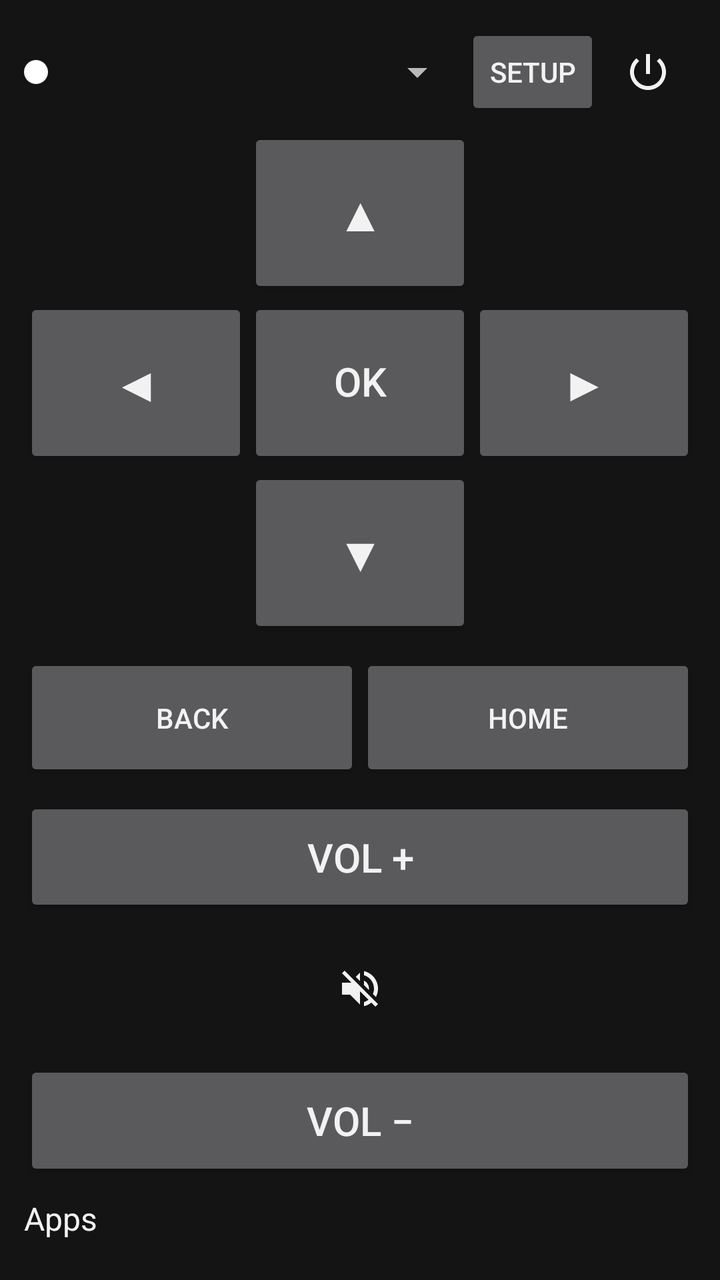
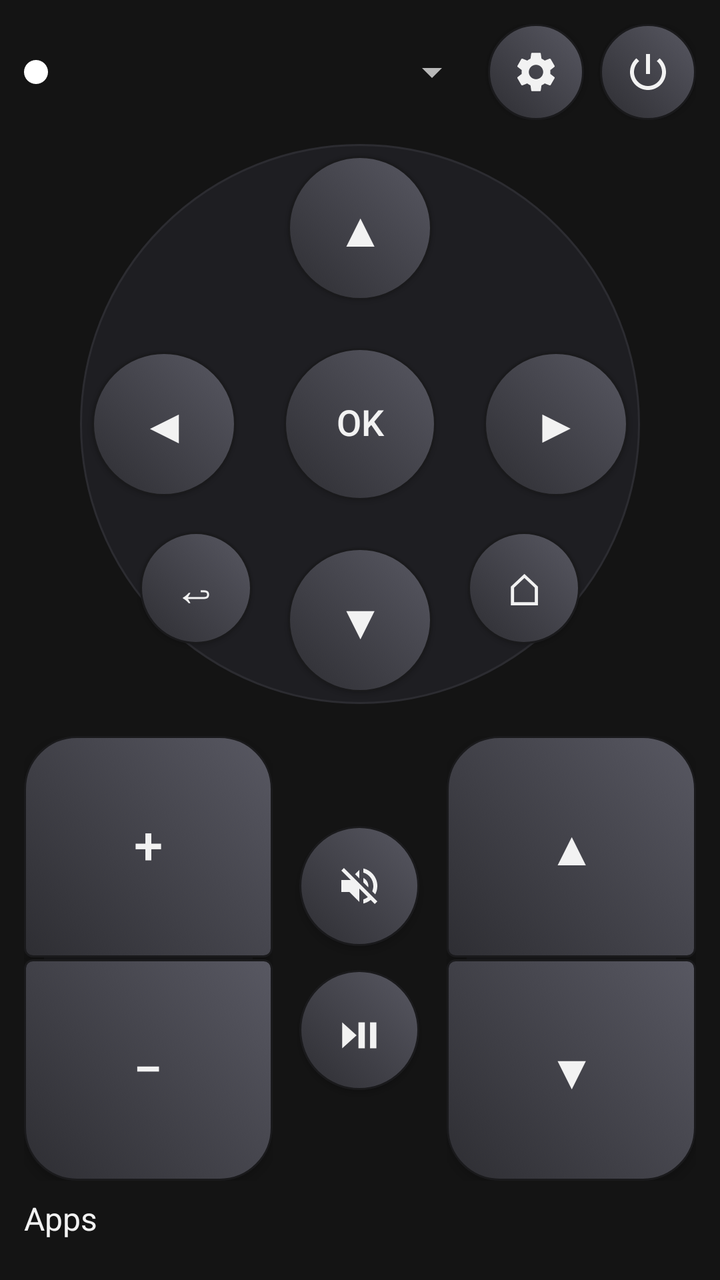

The first picture is an Android layout as it rendered before a commit; the second is the same layout after the commit. The layout source and the unified diff follow.
<!-- AndroidManifest.xml: application theme Theme.GrafRemote -->
<!-- res/layout/activity_main.xml -->
<?xml version="1.0" encoding="utf-8"?>
<LinearLayout xmlns:android="http://schemas.android.com/apk/res/android"
    android:layout_width="match_parent"
    android:layout_height="match_parent"
    android:orientation="vertical"
    android:padding="12dp">

    
    <LinearLayout
        android:layout_width="match_parent"
        android:layout_height="wrap_content"
        android:gravity="center_vertical"
        android:orientation="horizontal">

        <View
            android:id="@+id/statusDot"
            android:layout_width="12dp"
            android:layout_height="12dp"
            android:layout_marginEnd="8dp"
            android:background="@drawable/status_dot"
            android:contentDescription="Connection status" />

        <Spinner
            android:id="@+id/tvSpinner"
            android:layout_width="0dp"
            android:layout_height="wrap_content"
            android:layout_weight="1" />

        <Button
            android:id="@+id/btnSettings"
            android:layout_width="wrap_content"
            android:layout_height="wrap_content"
            android:minWidth="56dp"
            android:text="Setup" />

        <ImageButton
            android:id="@+id/btnPower"
            android:layout_width="48dp"
            android:layout_height="48dp"
            android:background="?android:attr/selectableItemBackgroundBorderless"
            android:contentDescription="Power"
            android:src="@drawable/ic_power" />
    </LinearLayout>

    
    <TextView
        android:id="@+id/statusText"
        android:layout_width="match_parent"
        android:layout_height="wrap_content"
        android:paddingTop="4dp"
        android:paddingBottom="4dp"
        android:textSize="14sp"
        android:visibility="gone" />

    
    <GridLayout
        android:layout_width="match_parent"
        android:layout_height="0dp"
        android:layout_weight="4"
        android:layout_marginTop="4dp"
        android:columnCount="3"
        android:rowCount="3">

        <Space
            android:layout_width="0dp"
            android:layout_height="0dp"
            android:layout_columnWeight="1"
            android:layout_gravity="fill"
            android:layout_rowWeight="1" />

        <Button
            android:id="@+id/btnUp"
            android:layout_width="0dp"
            android:layout_height="0dp"
            android:layout_columnWeight="1"
            android:layout_gravity="fill"
            android:layout_rowWeight="1"
            android:gravity="center"
            android:includeFontPadding="false"
            android:minWidth="0dp"
            android:minHeight="0dp"
            android:text="▲"
            android:textSize="24sp" />

        <Space
            android:layout_width="0dp"
            android:layout_height="0dp"
            android:layout_columnWeight="1"
            android:layout_gravity="fill"
            android:layout_rowWeight="1" />

        <Button
            android:id="@+id/btnLeft"
            android:layout_width="0dp"
            android:layout_height="0dp"
            android:layout_columnWeight="1"
            android:layout_gravity="fill"
            android:layout_rowWeight="1"
            android:gravity="center"
            android:includeFontPadding="false"
            android:minWidth="0dp"
            android:minHeight="0dp"
            android:text="◀"
            android:textSize="24sp" />

        <Button
            android:id="@+id/btnOk"
            android:layout_width="0dp"
            android:layout_height="0dp"
            android:layout_columnWeight="1"
            android:layout_gravity="fill"
            android:layout_rowWeight="1"
            android:gravity="center"
            android:includeFontPadding="false"
            android:minWidth="0dp"
            android:minHeight="0dp"
            android:text="OK"
            android:textSize="20sp" />

        <Button
            android:id="@+id/btnRight"
            android:layout_width="0dp"
            android:layout_height="0dp"
            android:layout_columnWeight="1"
            android:layout_gravity="fill"
            android:layout_rowWeight="1"
            android:gravity="center"
            android:includeFontPadding="false"
            android:minWidth="0dp"
            android:minHeight="0dp"
            android:text="▶"
            android:textSize="24sp" />

        <Space
            android:layout_width="0dp"
            android:layout_height="0dp"
            android:layout_columnWeight="1"
            android:layout_gravity="fill"
            android:layout_rowWeight="1" />

        <Button
            android:id="@+id/btnDown"
            android:layout_width="0dp"
            android:layout_height="0dp"
            android:layout_columnWeight="1"
            android:layout_gravity="fill"
            android:layout_rowWeight="1"
            android:gravity="center"
            android:includeFontPadding="false"
            android:minWidth="0dp"
            android:minHeight="0dp"
            android:text="▼"
            android:textSize="24sp" />

        <Space
            android:layout_width="0dp"
            android:layout_height="0dp"
            android:layout_columnWeight="1"
            android:layout_gravity="fill"
            android:layout_rowWeight="1" />
    </GridLayout>

    
    <GridLayout
        android:layout_width="match_parent"
        android:layout_height="0dp"
        android:layout_weight="1"
        android:layout_marginTop="8dp"
        android:columnCount="2"
        android:rowCount="1">

        <Button
            android:id="@+id/btnBack"
            android:layout_width="0dp"
            android:layout_height="0dp"
            android:layout_columnWeight="1"
            android:layout_gravity="fill"
            android:layout_rowWeight="1"
            android:gravity="center"
            android:minWidth="0dp"
            android:minHeight="0dp"
            android:text="Back" />

        <Button
            android:id="@+id/btnHome"
            android:layout_width="0dp"
            android:layout_height="0dp"
            android:layout_columnWeight="1"
            android:layout_gravity="fill"
            android:layout_rowWeight="1"
            android:gravity="center"
            android:minWidth="0dp"
            android:minHeight="0dp"
            android:text="Home" />
    </GridLayout>

    
    <LinearLayout
        android:layout_width="match_parent"
        android:layout_height="0dp"
        android:layout_weight="3"
        android:layout_marginTop="8dp"
        android:orientation="vertical">

        <Button
            android:id="@+id/btnVolUp"
            android:layout_width="match_parent"
            android:layout_height="0dp"
            android:layout_weight="1"
            android:gravity="center"
            android:minHeight="0dp"
            android:text="VOL +"
            android:textSize="20sp" />

        <ImageButton
            android:id="@+id/btnMute"
            android:layout_width="match_parent"
            android:layout_height="0dp"
            android:layout_weight="1"
            android:layout_marginTop="6dp"
            android:layout_marginBottom="6dp"
            android:background="?android:attr/selectableItemBackground"
            android:contentDescription="Mute"
            android:scaleType="center"
            android:src="@drawable/ic_mute" />

        <Button
            android:id="@+id/btnVolDown"
            android:layout_width="match_parent"
            android:layout_height="0dp"
            android:layout_weight="1"
            android:gravity="center"
            android:minHeight="0dp"
            android:text="VOL −"
            android:textSize="20sp" />
    </LinearLayout>

    
    <TextView
        android:layout_width="match_parent"
        android:layout_height="wrap_content"
        android:layout_marginTop="8dp"
        android:text="Apps"
        android:textSize="16sp" />

    <HorizontalScrollView
        android:layout_width="match_parent"
        android:layout_height="wrap_content">

        <LinearLayout
            android:id="@+id/appsRow"
            android:layout_width="wrap_content"
            android:layout_height="wrap_content"
            android:orientation="horizontal"
            android:paddingTop="4dp"
            android:paddingBottom="4dp" />
    </HorizontalScrollView>
</LinearLayout>
<!-- resources referenced by this layout -->
<resources>
  <!-- unchanged entries left out for length: 4 -->
</resources>

<!-- the commit's change to res/layout/activity_main.xml (unified diff, before → after) -->
@@ -26,173 +26,158 @@
             android:layout_height="wrap_content"
             android:layout_weight="1" />
 
-        <Button
+        <ImageButton
             android:id="@+id/btnSettings"
-            android:layout_width="wrap_content"
-            android:layout_height="wrap_content"
-            android:minWidth="56dp"
-            android:text="Setup" />
+            android:layout_width="48dp"
+            android:layout_height="48dp"
+            android:layout_marginStart="4dp"
+            android:background="@drawable/btn_circle_selector"
+            android:contentDescription="Setup"
+            android:elevation="3dp"
+            android:scaleType="center"
+            android:src="@drawable/ic_settings" />
 
         <ImageButton
             android:id="@+id/btnPower"
             android:layout_width="48dp"
             android:layout_height="48dp"
-            android:background="?android:attr/selectableItemBackgroundBorderless"
+            android:layout_marginStart="8dp"
+            android:background="@drawable/btn_circle_selector"
             android:contentDescription="Power"
+            android:elevation="3dp"
+            android:scaleType="center"
             android:src="@drawable/ic_power" />
     </LinearLayout>
 
     
-    <TextView
-        android:id="@+id/statusText"
-        android:layout_width="match_parent"
-        android:layout_height="wrap_content"
-        android:paddingTop="4dp"
-        android:paddingBottom="4dp"
-        android:textSize="14sp"
-        android:visibility="gone" />
-
-    
-    <GridLayout
+    <LinearLayout
         android:layout_width="match_parent"
         android:layout_height="0dp"
         android:layout_weight="4"
         android:layout_marginTop="4dp"
-        android:columnCount="3"
-        android:rowCount="3">
-
-        <Space
-            android:layout_width="0dp"
-            android:layout_height="0dp"
-            android:layout_columnWeight="1"
-            android:layout_gravity="fill"
-            android:layout_rowWeight="1" />
-
-        <Button
-            android:id="@+id/btnUp"
-            android:layout_width="0dp"
-            android:layout_height="0dp"
-            android:layout_columnWeight="1"
-            android:layout_gravity="fill"
-            android:layout_rowWeight="1"
-            android:gravity="center"
-            android:includeFontPadding="false"
-            android:minWidth="0dp"
-            android:minHeight="0dp"
-            android:text="▲"
-            android:textSize="24sp" />
-
-        <Space
-            android:layout_width="0dp"
-            android:layout_height="0dp"
-            android:layout_columnWeight="1"
-            android:layout_gravity="fill"
-            android:layout_rowWeight="1" />
-
-        <Button
-            android:id="@+id/btnLeft"
-            android:layout_width="0dp"
-            android:layout_height="0dp"
-            android:layout_columnWeight="1"
-            android:layout_gravity="fill"
-            android:layout_rowWeight="1"
-            android:gravity="center"
-            android:includeFontPadding="false"
-            android:minWidth="0dp"
-            android:minHeight="0dp"
-            android:text="◀"
-            android:textSize="24sp" />
-
-        <Button
-            android:id="@+id/btnOk"
-            android:layout_width="0dp"
-            android:layout_height="0dp"
-            android:layout_columnWeight="1"
-            android:layout_gravity="fill"
-            android:layout_rowWeight="1"
-            android:gravity="center"
-            android:includeFontPadding="false"
-            android:minWidth="0dp"
-            android:minHeight="0dp"
-            android:text="OK"
-            android:textSize="20sp" />
-
-        <Button
-            android:id="@+id/btnRight"
-            android:layout_width="0dp"
-            android:layout_height="0dp"
-            android:layout_columnWeight="1"
-            android:layout_gravity="fill"
-            android:layout_rowWeight="1"
-            android:gravity="center"
-            android:includeFontPadding="false"
-            android:minWidth="0dp"
-            android:minHeight="0dp"
-            android:text="▶"
-            android:textSize="24sp" />
-
-        <Space
-            android:layout_width="0dp"
-            android:layout_height="0dp"
-            android:layout_columnWeight="1"
-            android:layout_gravity="fill"
-            android:layout_rowWeight="1" />
-
-        <Button
-            android:id="@+id/btnDown"
-            android:layout_width="0dp"
-            android:layout_height="0dp"
-            android:layout_columnWeight="1"
-            android:layout_gravity="fill"
-            android:layout_rowWeight="1"
-            android:gravity="center"
-            android:includeFontPadding="false"
-            android:minWidth="0dp"
-            android:minHeight="0dp"
-            android:text="▼"
-            android:textSize="24sp" />
-
-        <Space
-            android:layout_width="0dp"
-            android:layout_height="0dp"
-            android:layout_columnWeight="1"
-            android:layout_gravity="fill"
-            android:layout_rowWeight="1" />
-    </GridLayout>
-
-    
-    <GridLayout
-        android:layout_width="match_parent"
-        android:layout_height="0dp"
-        android:layout_weight="1"
-        android:layout_marginTop="8dp"
-        android:columnCount="2"
-        android:rowCount="1">
-
-        <Button
-            android:id="@+id/btnBack"
-            android:layout_width="0dp"
-            android:layout_height="0dp"
-            android:layout_columnWeight="1"
-            android:layout_gravity="fill"
-            android:layout_rowWeight="1"
-            android:gravity="center"
-            android:minWidth="0dp"
-            android:minHeight="0dp"
-            android:text="Back" />
-
-        <Button
-            android:id="@+id/btnHome"
-            android:layout_width="0dp"
-            android:layout_height="0dp"
-            android:layout_columnWeight="1"
-            android:layout_gravity="fill"
-            android:layout_rowWeight="1"
-            android:gravity="center"
-            android:minWidth="0dp"
-            android:minHeight="0dp"
-            android:text="Home" />
-    </GridLayout>
+        android:gravity="center"
+        android:orientation="vertical">
+
+        <RelativeLayout
+            android:layout_width="280dp"
+            android:layout_height="280dp"
+            android:background="@drawable/dpad_ring">
+
+            <Button
+                android:id="@+id/btnUp"
+                android:layout_width="72dp"
+                android:layout_height="72dp"
+                android:layout_alignParentTop="true"
+                android:layout_centerHorizontal="true"
+                android:layout_marginTop="6dp"
+                android:background="@drawable/btn_circle_selector"
+                android:elevation="3dp"
+                android:gravity="center"
+                android:includeFontPadding="false"
+                android:minWidth="0dp"
+                android:minHeight="0dp"
+                android:text="▲"
+                android:textSize="24sp" />
+
+            <Button
+                android:id="@+id/btnDown"
+                android:layout_width="72dp"
+                android:layout_height="72dp"
+                android:layout_alignParentBottom="true"
+                android:layout_centerHorizontal="true"
+                android:layout_marginBottom="6dp"
+                android:background="@drawable/btn_circle_selector"
+                android:elevation="3dp"
+                android:gravity="center"
+                android:includeFontPadding="false"
+                android:minWidth="0dp"
+                android:minHeight="0dp"
+                android:text="▼"
+                android:textSize="24sp" />
+
+            <Button
+                android:id="@+id/btnLeft"
+                android:layout_width="72dp"
+                android:layout_height="72dp"
+                android:layout_alignParentStart="true"
+                android:layout_centerVertical="true"
+                android:layout_marginStart="6dp"
+                android:background="@drawable/btn_circle_selector"
+                android:elevation="3dp"
+                android:gravity="center"
+                android:includeFontPadding="false"
+                android:minWidth="0dp"
+                android:minHeight="0dp"
+                android:text="◀"
+                android:textSize="24sp" />
+
+            <Button
+                android:id="@+id/btnRight"
+                android:layout_width="72dp"
+                android:layout_height="72dp"
+                android:layout_alignParentEnd="true"
+                android:layout_centerVertical="true"
+                android:layout_marginEnd="6dp"
+                android:background="@drawable/btn_circle_selector"
+                android:elevation="3dp"
+                android:gravity="center"
+                android:includeFontPadding="false"
+                android:minWidth="0dp"
+                android:minHeight="0dp"
+                android:text="▶"
+                android:textSize="24sp" />
+
+            <Button
+                android:id="@+id/btnOk"
+                android:layout_width="76dp"
+                android:layout_height="76dp"
+                android:layout_centerInParent="true"
+                android:background="@drawable/btn_circle_selector"
+                android:elevation="3dp"
+                android:gravity="center"
+                android:includeFontPadding="false"
+                android:minWidth="0dp"
+                android:minHeight="0dp"
+                android:text="OK"
+                android:textSize="18sp" />
+
+            <Button
+                android:id="@+id/btnBack"
+                android:layout_width="56dp"
+                android:layout_height="56dp"
+                android:layout_alignParentStart="true"
+                android:layout_alignParentBottom="true"
+                android:layout_marginStart="30dp"
+                android:layout_marginBottom="30dp"
+                android:background="@drawable/btn_circle_selector"
+                android:contentDescription="Back"
+                android:elevation="3dp"
+                android:gravity="center"
+                android:includeFontPadding="false"
+                android:minWidth="0dp"
+                android:minHeight="0dp"
+                android:text="↩"
+                android:textSize="22sp" />
+
+            <Button
+                android:id="@+id/btnHome"
+                android:layout_width="56dp"
+                android:layout_height="56dp"
+                android:layout_alignParentEnd="true"
+                android:layout_alignParentBottom="true"
+                android:layout_marginEnd="30dp"
+                android:layout_marginBottom="30dp"
+                android:background="@drawable/btn_circle_selector"
+                android:contentDescription="Home"
+                android:elevation="3dp"
+                android:gravity="center"
+                android:includeFontPadding="false"
+                android:minWidth="0dp"
+                android:minHeight="0dp"
+                android:text="⌂"
+                android:textSize="22sp" />
+        </RelativeLayout>
+    </LinearLayout>
 
     
     <LinearLayout
@@ -200,39 +185,127 @@
         android:layout_height="0dp"
         android:layout_weight="3"
         android:layout_marginTop="8dp"
-        android:orientation="vertical">
-
-        <Button
-            android:id="@+id/btnVolUp"
-            android:layout_width="match_parent"
-            android:layout_height="0dp"
+        android:orientation="horizontal">
+
+        
+        <LinearLayout
+            android:layout_width="0dp"
+            android:layout_height="match_parent"
             android:layout_weight="1"
+            android:orientation="vertical">
+
+            <Button
+                android:id="@+id/btnVolUp"
+                android:layout_width="match_parent"
+                android:layout_height="0dp"
+                android:layout_weight="1"
+                android:background="@drawable/btn_rocker_top_selector"
+                android:elevation="3dp"
+                android:gravity="center"
+                android:includeFontPadding="false"
+                android:minWidth="0dp"
+                android:minHeight="0dp"
+                android:text="+"
+                android:textSize="26sp" />
+
+            <View
+                android:layout_width="match_parent"
+                android:layout_height="1dp"
+                android:layout_marginStart="10dp"
+                android:layout_marginEnd="10dp"
+                android:background="#1A1A1C" />
+
+            <Button
+                android:id="@+id/btnVolDown"
+                android:layout_width="match_parent"
+                android:layout_height="0dp"
+                android:layout_weight="1"
+                android:background="@drawable/btn_rocker_bottom_selector"
+                android:elevation="3dp"
+                android:gravity="center"
+                android:includeFontPadding="false"
+                android:minWidth="0dp"
+                android:minHeight="0dp"
+                android:text="−"
+                android:textSize="26sp" />
+        </LinearLayout>
+
+        
+        <LinearLayout
+            android:layout_width="0dp"
+            android:layout_height="match_parent"
+            android:layout_weight="0.7"
             android:gravity="center"
-            android:minHeight="0dp"
-            android:text="VOL +"
-            android:textSize="20sp" />
-
-        <ImageButton
-            android:id="@+id/btnMute"
-            android:layout_width="match_parent"
-            android:layout_height="0dp"
+            android:orientation="vertical">
+
+            <ImageButton
+                android:id="@+id/btnMute"
+                android:layout_width="60dp"
+                android:layout_height="60dp"
+                android:background="@drawable/btn_circle_selector"
+                android:contentDescription="Mute"
+                android:elevation="3dp"
+                android:scaleType="center"
+                android:src="@drawable/ic_mute" />
+
+            <Button
+                android:id="@+id/btnPlayPause"
+                android:layout_width="60dp"
+                android:layout_height="60dp"
+                android:layout_marginTop="12dp"
+                android:background="@drawable/btn_circle_selector"
+                android:contentDescription="Play/Pause"
+                android:elevation="3dp"
+                android:gravity="center"
+                android:includeFontPadding="false"
+                android:minWidth="0dp"
+                android:minHeight="0dp"
+                android:text="⏯"
+                android:textSize="22sp" />
+        </LinearLayout>
+
+        
+        <LinearLayout
+            android:layout_width="0dp"
+            android:layout_height="match_parent"
             android:layout_weight="1"
-            android:layout_marginTop="6dp"
-            android:layout_marginBottom="6dp"
-            android:background="?android:attr/selectableItemBackground"
-            android:contentDescription="Mute"
-            android:scaleType="center"
-            android:src="@drawable/ic_mute" />
-
-        <Button
-            android:id="@+id/btnVolDown"
-            android:layout_width="match_parent"
-            android:layout_height="0dp"
-            android:layout_weight="1"
-            android:gravity="center"
-            android:minHeight="0dp"
-            android:text="VOL −"
-            android:textSize="20sp" />
+            android:orientation="vertical">
+
+            <Button
+                android:id="@+id/btnChUp"
+                android:layout_width="match_parent"
+                android:layout_height="0dp"
+                android:layout_weight="1"
+                android:background="@drawable/btn_rocker_top_selector"
+                android:elevation="3dp"
+                android:gravity="center"
+                android:includeFontPadding="false"
+                android:minWidth="0dp"
+                android:minHeight="0dp"
+                android:text="▲"
+                android:textSize="24sp" />
+
+            <View
+                android:layout_width="match_parent"
+                android:layout_height="1dp"
+                android:layout_marginStart="10dp"
+                android:layout_marginEnd="10dp"
+                android:background="#1A1A1C" />
+
+            <Button
+                android:id="@+id/btnChDown"
+                android:layout_width="match_parent"
+                android:layout_height="0dp"
+                android:layout_weight="1"
+                android:background="@drawable/btn_rocker_bottom_selector"
+                android:elevation="3dp"
+                android:gravity="center"
+                android:includeFontPadding="false"
+                android:minWidth="0dp"
+                android:minHeight="0dp"
+                android:text="▼"
+                android:textSize="24sp" />
+        </LinearLayout>
     </LinearLayout>
 
     
<!-- resource entries referenced after the edit -->
@@ -1,5 +1,136 @@
 <!-- resources referenced by this layout -->
 <resources>
+  <!-- drawable btn_circle_selector (drawable) -->
+  <?xml version="1.0" encoding="utf-8"?>
+  <selector xmlns:android="http://schemas.android.com/apk/res/android">
+      <item android:drawable="@drawable/btn_circle_pressed" android:state_pressed="true" />
+      <item android:drawable="@drawable/btn_circle" />
+  </selector>
+  <!-- drawable btn_rocker_bottom_selector (drawable) -->
+  <?xml version="1.0" encoding="utf-8"?>
+  <selector xmlns:android="http://schemas.android.com/apk/res/android">
+      <item android:drawable="@drawable/btn_rocker_bottom_pressed" android:state_pressed="true" />
+      <item android:drawable="@drawable/btn_rocker_bottom" />
+  </selector>
+  <!-- drawable btn_rocker_top_selector (drawable) -->
+  <?xml version="1.0" encoding="utf-8"?>
+  <selector xmlns:android="http://schemas.android.com/apk/res/android">
+      <item android:drawable="@drawable/btn_rocker_top_pressed" android:state_pressed="true" />
+      <item android:drawable="@drawable/btn_rocker_top" />
+  </selector>
+  <!-- drawable dpad_ring (drawable) -->
+  <?xml version="1.0" encoding="utf-8"?>
+  <shape xmlns:android="http://schemas.android.com/apk/res/android"
+      android:shape="oval">
+      <solid android:color="#1E1E22" />
+      <stroke
+          android:width="1dp"
+          android:color="#2C2C31" />
+  </shape>
+  <!-- drawable ic_settings (drawable) -->
+  <?xml version="1.0" encoding="utf-8"?>
+  <vector xmlns:android="http://schemas.android.com/apk/res/android"
+      android:width="24dp"
+      android:height="24dp"
+      android:tint="#f2f2f2"
+      android:viewportWidth="24"
+      android:viewportHeight="24">
+      <path
+          android:fillColor="#FFFFFF"
+          android:pathData="M19.14,12.94c0.04,-0.3 0.06,-0.61 0.06,-0.94c0,-0.32 -0.02,-0.64 -0.07,-0.94l2.03,-1.58c0.18,-0.14 0.23,-0.41 0.12,-0.61l-1.92,-3.32c-0.12,-0.22 -0.37,-0.29 -0.59,-0.22l-2.39,0.96c-0.5,-0.38 -1.03,-0.7 -1.62,-0.94L14.4,2.81c-0.04,-0.24 -0.24,-0.42 -0.5,-0.42h-3.8c-0.27,0 -0.47,0.18 -0.5,0.42L9.24,5.35c-0.59,0.24 -1.13,0.57 -1.62,0.94l-2.39,-0.96c-0.22,-0.08 -0.47,0 -0.59,0.22L2.74,8.87c-0.12,0.21 -0.08,0.47 0.12,0.61l2.03,1.58C4.84,11.36 4.8,11.69 4.8,12s0.02,0.64 0.07,0.94l-2.03,1.58c-0.18,0.14 -0.23,0.41 -0.12,0.61l1.92,3.32c0.12,0.22 0.37,0.29 0.59,0.22l2.39,-0.96c0.5,0.38 1.03,0.7 1.62,0.94l0.36,2.54c0.05,0.24 0.24,0.42 0.5,0.42h3.8c0.27,0 0.47,-0.18 0.5,-0.42l0.36,-2.54c0.59,-0.24 1.13,-0.56 1.62,-0.94l2.39,0.96c0.22,0.08 0.47,0 0.59,-0.22l1.92,-3.32c0.12,-0.22 0.07,-0.47 -0.12,-0.61L19.14,12.94zM12,15.6c-1.98,0 -3.6,-1.62 -3.6,-3.6s1.62,-3.6 3.6,-3.6s3.6,1.62 3.6,3.6S13.98,15.6 12,15.6z" />
+  </vector>
+  <!-- drawable btn_circle_pressed (drawable) -->
+  <?xml version="1.0" encoding="utf-8"?>
+  <shape xmlns:android="http://schemas.android.com/apk/res/android"
+      android:shape="oval">
+      <gradient
+          android:angle="45"
+          android:startColor="#222226"
+          android:endColor="#3D3D45" />
+      <stroke
+          android:width="1dp"
+          android:color="#101012" />
+  </shape>
+  <!-- drawable btn_circle (drawable) -->
+  <?xml version="1.0" encoding="utf-8"?>
+  <shape xmlns:android="http://schemas.android.com/apk/res/android"
+      android:shape="oval">
+      <gradient
+          android:angle="45"
+          android:startColor="#2E2E33"
+          android:endColor="#585862" />
+      <stroke
+          android:width="1dp"
+          android:color="#1A1A1C" />
+  </shape>
+  <!-- drawable btn_rocker_bottom_pressed (drawable) -->
+  <?xml version="1.0" encoding="utf-8"?>
+  <shape xmlns:android="http://schemas.android.com/apk/res/android"
+      android:shape="rectangle">
+      <gradient
+          android:angle="45"
+          android:startColor="#222226"
+          android:endColor="#3D3D45" />
+      <corners
+          android:topLeftRadius="4dp"
+          android:topRightRadius="4dp"
+          android:bottomLeftRadius="26dp"
+          android:bottomRightRadius="26dp" />
+      <stroke
+          android:width="1dp"
+          android:color="#101012" />
+  </shape>
+  <!-- drawable btn_rocker_bottom (drawable) -->
+  <?xml version="1.0" encoding="utf-8"?>
+  <shape xmlns:android="http://schemas.android.com/apk/res/android"
+      android:shape="rectangle">
+      <gradient
+          android:angle="45"
+          android:startColor="#2E2E33"
+          android:endColor="#585862" />
+      <corners
+          android:topLeftRadius="4dp"
+          android:topRightRadius="4dp"
+          android:bottomLeftRadius="26dp"
+          android:bottomRightRadius="26dp" />
+      <stroke
+          android:width="1dp"
+          android:color="#1A1A1C" />
+  </shape>
+  <!-- drawable btn_rocker_top_pressed (drawable) -->
+  <?xml version="1.0" encoding="utf-8"?>
+  <shape xmlns:android="http://schemas.android.com/apk/res/android"
+      android:shape="rectangle">
+      <gradient
+          android:angle="45"
+          android:startColor="#222226"
+          android:endColor="#3D3D45" />
+      <corners
+          android:topLeftRadius="26dp"
+          android:topRightRadius="26dp"
+          android:bottomLeftRadius="4dp"
+          android:bottomRightRadius="4dp" />
+      <stroke
+          android:width="1dp"
+          android:color="#101012" />
+  </shape>
+  <!-- drawable btn_rocker_top (drawable) -->
+  <?xml version="1.0" encoding="utf-8"?>
+  <shape xmlns:android="http://schemas.android.com/apk/res/android"
+      android:shape="rectangle">
+      <gradient
+          android:angle="45"
+          android:startColor="#2E2E33"
+          android:endColor="#585862" />
+      <corners
+          android:topLeftRadius="26dp"
+          android:topRightRadius="26dp"
+          android:bottomLeftRadius="4dp"
+          android:bottomRightRadius="4dp" />
+      <stroke
+          android:width="1dp"
+          android:color="#1A1A1C" />
+  </shape>
   <!-- unchanged entries left out for length: 4 -->
 </resources>
 
